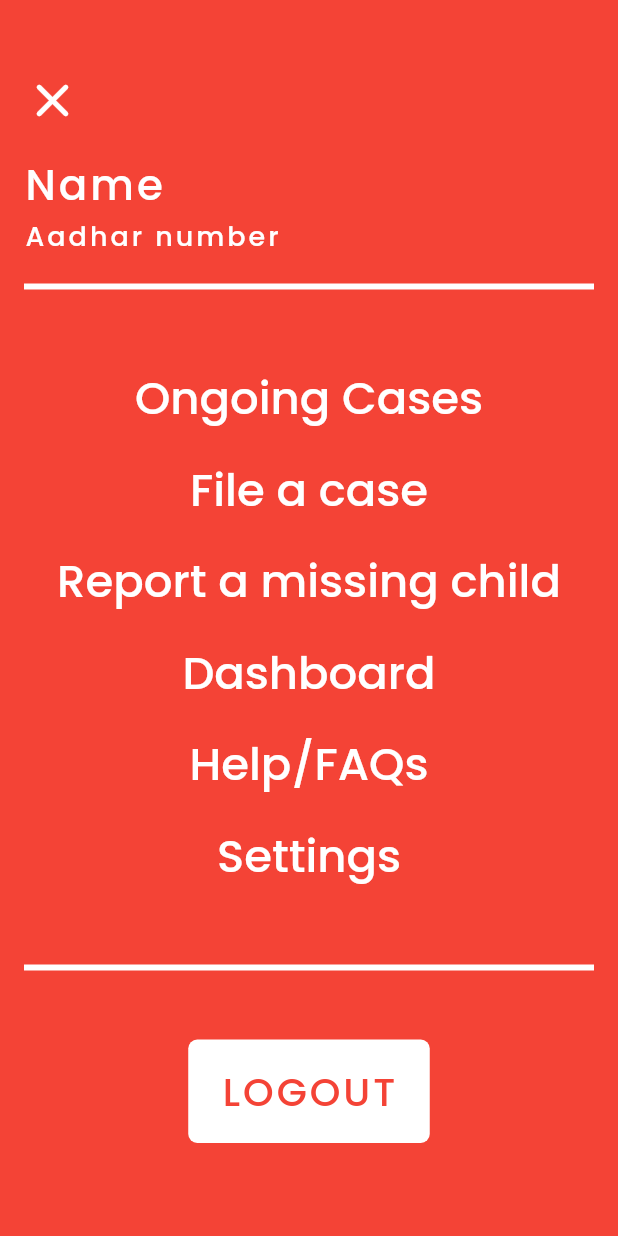
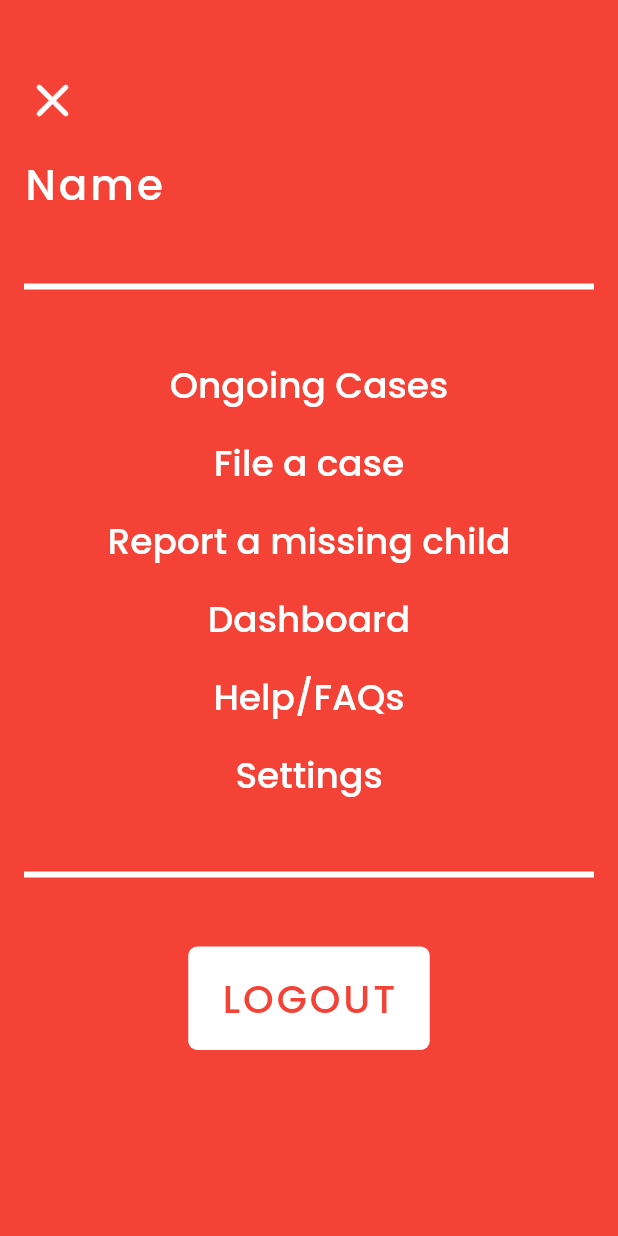
Before and after one commit to siddhantsaxena25/red-flag-app, a Flutter app: the ReportConfirmationScreen screen opened by its route, after a tap on the "menu" icon, on a phone screen of 412 x 824 dp. Run offline on Flutter 3.47's test engine with Material 2 defaults, Android fonts, the phone set to English and light mode, and no system bars; our stand-ins replace google_fonts, image_picker, sqflite; accounts and stored records are empty.

Commit message:
Update report_confirmation_screen.dart

```diff
--- a/red_flag/lib/report_confirmation_screen.dart
+++ b/red_flag/lib/report_confirmation_screen.dart
@@ -1,5 +1,4 @@
 import 'package:flutter/material.dart';
-import 'package:flutter_application_2/reported_case_details_screen.dart';
 import 'package:google_fonts/google_fonts.dart';
 
 import './login_screen.dart';
@@ -7,6 +6,7 @@ import './file_a_case_screen.dart';
 import './report_a_child_screen.dart';
 import './dashboard_screen.dart';
 import './home_page_ongoing_cases.dart';
+import './reported_case_details_screen.dart';
 
 class ReportConfirmationScreen extends StatefulWidget {
   const ReportConfirmationScreen({ Key? key }) : super(key: key);
@@ -69,7 +69,7 @@ class _ReportConfirmationScreenState extends State<ReportConfirmationScreen> {
                             ),
                           ),
                           Text(
-                            "Aadhar number",
+                            LoginScreen.aadhar,
                             style: GoogleFonts.poppins(
                               color: Colors.white,
                               fontSize: 18.0,
@@ -82,7 +82,7 @@ class _ReportConfirmationScreenState extends State<ReportConfirmationScreen> {
                             thickness: 4.0,
                             color: Colors.white,
                           ),
-                          const SizedBox(height: 36.0,),
+                          const SizedBox(height: 32.0,),
                           Container(
                             width: double.infinity,
                             child: Column(
@@ -97,7 +97,7 @@ class _ReportConfirmationScreenState extends State<ReportConfirmationScreen> {
                                     "Ongoing Cases",
                                     style: GoogleFonts.poppins(
                                       color: Colors.white,
-                                      fontSize: 30.0,
+                                      fontSize: 24.0,
                                       fontWeight: FontWeight.w500,
                                     ),
                                   ),
@@ -110,7 +110,7 @@ class _ReportConfirmationScreenState extends State<ReportConfirmationScreen> {
                                     "File a case",
                                     style: GoogleFonts.poppins(
                                       color: Colors.white,
-                                      fontSize: 30.0,
+                                      fontSize: 24.0,
                                       fontWeight: FontWeight.w500,
                                     ),
                                   ),
@@ -123,7 +123,7 @@ class _ReportConfirmationScreenState extends State<ReportConfirmationScreen> {
                                     "Report a missing child",
                                     style: GoogleFonts.poppins(
                                       color: Colors.white,
-                                      fontSize: 30.0,
+                                      fontSize: 24.0,
                                       fontWeight: FontWeight.w500,
                                     ),
                                   ),
@@ -136,7 +136,7 @@ class _ReportConfirmationScreenState extends State<ReportConfirmationScreen> {
                                     "Dashboard",
                                     style: GoogleFonts.poppins(
                                       color: Colors.white,
-                                      fontSize: 30.0,
+                                      fontSize: 24.0,
                                       fontWeight: FontWeight.w500,
                                     ),
                                   ),
@@ -147,7 +147,7 @@ class _ReportConfirmationScreenState extends State<ReportConfirmationScreen> {
                                     "Help/FAQs",
                                     style: GoogleFonts.poppins(
                                       color: Colors.white,
-                                      fontSize: 30.0,
+                                      fontSize: 24.0,
                                       fontWeight: FontWeight.w500,
                                     ),
                                   ),
@@ -158,7 +158,7 @@ class _ReportConfirmationScreenState extends State<ReportConfirmationScreen> {
                                     "Settings",
                                     style: GoogleFonts.poppins(
                                       color: Colors.white,
-                                      fontSize: 30.0,
+                                      fontSize: 24.0,
                                       fontWeight: FontWeight.w500,
                                     ),
                                   ),
@@ -166,7 +166,7 @@ class _ReportConfirmationScreenState extends State<ReportConfirmationScreen> {
                               ],
                             ),
                           ),
-                          const SizedBox(height: 36.0,),
+                          const SizedBox(height: 32.0,),
                           const Divider(
                             thickness: 4.0,
                             color: Colors.white,
@@ -233,8 +233,9 @@ class _ReportConfirmationScreenState extends State<ReportConfirmationScreen> {
                 "Your report has been filed successfully",
                 style: GoogleFonts.poppins(
                   color: Colors.black,
-                  fontSize: 18.8,
+                  fontSize: 18.5,
                 ),
+                textAlign: TextAlign.center,
               ),
               const SizedBox(height: 29.0,),
               TextButton(
```
